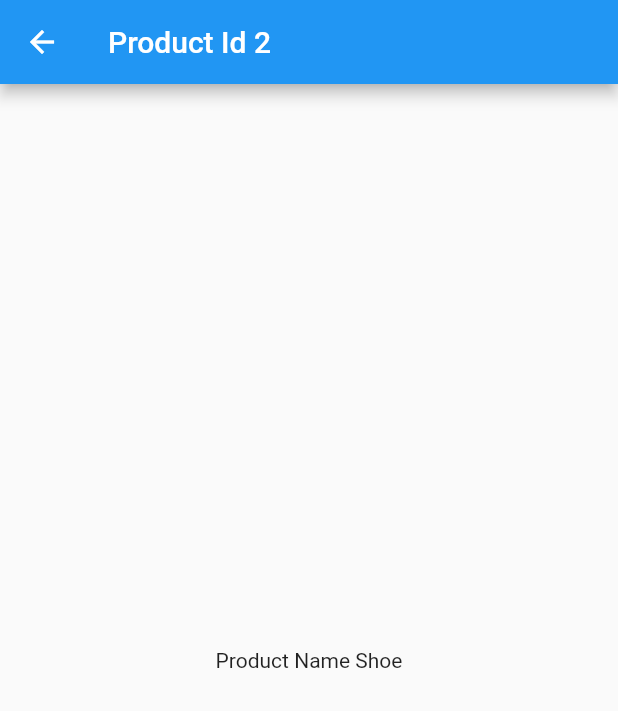
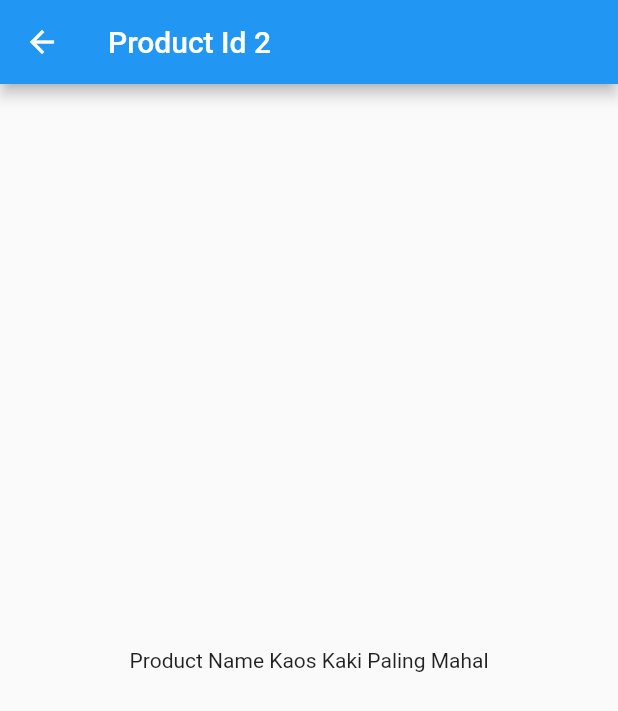
Before and after one commit to mlatifr/flutter_78_dynamic_url, a Flutter app: the ProductPage screen opened by its route, after a tap on "Products 2", on a phone screen of 412 x 824 dp. Shown: the top 711 px of the screen. Run offline on Flutter 3.47's test engine with Material 2 defaults, Android fonts, the phone set to English and light mode, and no system bars; our stand-ins replace get.

Commit message:
2 parameters using spasi diantara kalimat

```diff
--- a/lib/main.dart
+++ b/lib/main.dart
@@ -17,7 +17,7 @@
         GetPage(name: '/', page: () => HomePage()),
         GetPage(name: '/product', page: () => ProductPage()),
         //using parameter :id untuk ngirim arguments dalam bentuk mapping
-        GetPage(name: '/product/:id/:name', page: () => DetailPage()),
+        GetPage(name: '/product/:id?', page: () => DetailPage()),
       ],
     );
   }
--- a/lib/pages/product.dart
+++ b/lib/pages/product.dart
@@ -15,7 +15,7 @@
             //mengirim data ke page yg menerima arguments
             ElevatedButton(
                 onPressed: () => Get.toNamed(
-                      '/product/1/Jacket',
+                      '/product/1?name=Jacket',
                     ),
                 child: Text('Products 1')),
             SizedBox(
@@ -24,7 +24,7 @@
             //mengirim data ke page yg menerima arguments
             ElevatedButton(
                 onPressed: () => Get.toNamed(
-                      '/product/2/Shoe',
+                      '/product/2?name=Kaos Kaki Paling Mahal',
                     ),
                 child: Text('Products 2')),
             SizedBox(
@@ -33,7 +33,7 @@
             //mengirim data ke page yg menerima arguments
             ElevatedButton(
                 onPressed: () => Get.toNamed(
-                      '/product/3/Sandals',
+                      '/product/3?name=New Sandals',
                     ),
                 child: Text('Products 3')),
           ],
```
